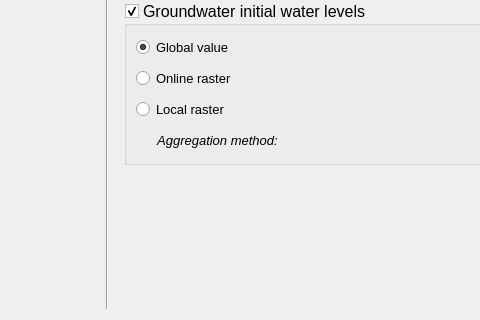
Qt form threedi_models_and_simulations/ui/simulation_wizard/page_initial_conditions.ui (nens/threedi-api-qgis-client) before a commit; both pictures show x 111 to 591 and y 430 to 750 of the 1000 by 750 pixel window.
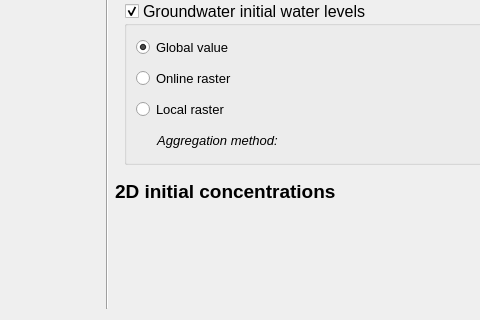
The same form after that commit. Custom widgets are drawn as their Qt base class.

Commit message: Add initial concentrations to initial conditions page (#580)

The edit to the form file:
```diff
--- a/threedi_models_and_simulations/ui/simulation_wizard/page_initial_conditions.ui
+++ b/threedi_models_and_simulations/ui/simulation_wizard/page_initial_conditions.ui
@@ -897,6 +897,21 @@
      </property>
     </spacer>
    </item>
+   <item row="2" column="2">
+    <widget class="QLabel" name="initial_concentrations_2d_label">
+     <property name="font">
+      <font>
+       <family>Segoe UI</family>
+       <pointsize>14</pointsize>
+       <weight>75</weight>
+       <bold>true</bold>
+      </font>
+     </property>
+     <property name="text">
+      <string>2D initial concentrations</string>
+     </property>
+    </widget>
+   </item>
   </layout>
  </widget>
  <customwidgets>
```
The commit also changes 6 other files.
